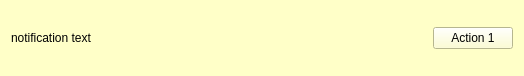
Old version of the form src/gui-remote/notificationbar.ui in the repository hyperquantum/PMP.
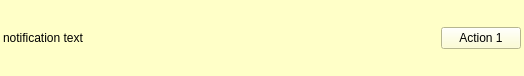
New version of the form.

Commit message: Cosmetic changes to notification bar

```diff
--- a/src/gui-remote/notificationbar.ui
+++ b/src/gui-remote/notificationbar.ui
@@ -1,7 +1,7 @@
 <?xml version="1.0" encoding="UTF-8"?>
 <ui version="4.0">
  <class>NotificationBar</class>
- <widget class="QWidget" name="NotificationBar">
+ <widget class="QFrame" name="NotificationBar">
   <property name="geometry">
    <rect>
     <x>0</x>
@@ -18,11 +18,17 @@
 color: rgb(0, 0, 0);</string>
   </property>
   <layout class="QHBoxLayout" name="horizontalLayout">
+   <property name="leftMargin">
+    <number>3</number>
+   </property>
    <property name="topMargin">
-    <number>0</number>
+    <number>3</number>
+   </property>
+   <property name="rightMargin">
+    <number>3</number>
    </property>
    <property name="bottomMargin">
-    <number>0</number>
+    <number>3</number>
    </property>
    <item>
     <widget class="QLabel" name="notificationTextLabel">
```
The commit also changes 2 other files.
